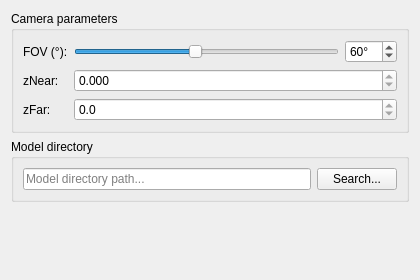
fedorkrivitskiy/3D-engine, file ui/widgets/SettingsWidget.ui: the form before one commit.
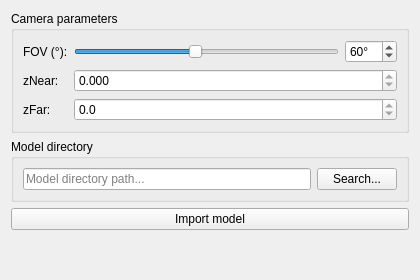
The form after the commit.

Commit message: Add settings form

What changed in the file:
```diff
--- a/ui/widgets/SettingsWidget.ui
+++ b/ui/widgets/SettingsWidget.ui
@@ -141,6 +141,13 @@
      </layout>
     </widget>
    </item>
+   <item>
+    <widget class="QPushButton" name="pushButton">
+     <property name="text">
+      <string>Import model</string>
+     </property>
+    </widget>
+   </item>
    <item>
     <spacer name="verticalSpacer">
      <property name="orientation">
```
The commit also changes 3 other files.
